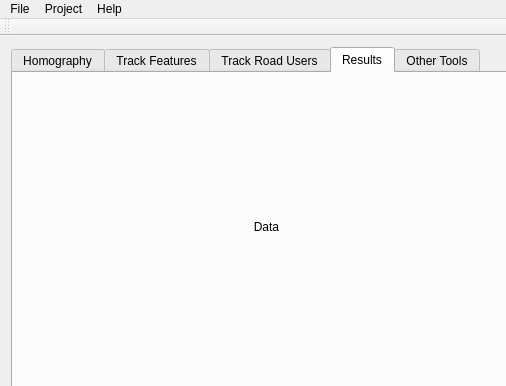
Old version of the form application/safety_main.ui in the repository santosfamilyfoundation/TrafficGUIs; both pictures show x 0 to 506 and y 0 to 386 of the 1024 by 705 pixel window.
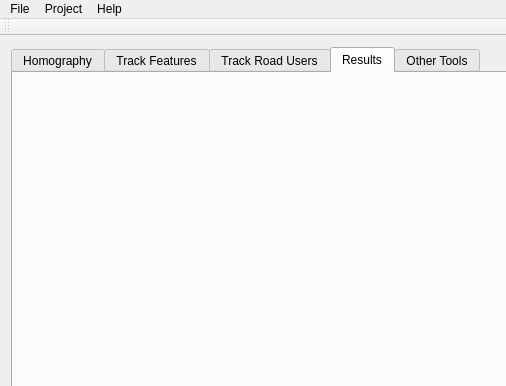
New version of the form. The open tabs and pages were chosen to show the change.

Commit message: Working towards QT-MatPlotLib integration.

What changed in the file:
```diff
--- a/application/safety_main.ui
+++ b/application/safety_main.ui
@@ -405,16 +405,6 @@
        <layout class="QVBoxLayout" name="verticalLayout_5">
         <item>
          <layout class="QGridLayout" name="results_grid">
-          <item row="0" column="0">
-           <widget class="QLabel" name="results_label0">
-            <property name="text">
-             <string>Data</string>
-            </property>
-            <property name="alignment">
-             <set>Qt::AlignCenter</set>
-            </property>
-           </widget>
-          </item>
           <item row="1" column="1">
            <widget class="QLabel" name="results_label2">
             <property name="text">
@@ -436,7 +426,16 @@
            </widget>
           </item>
           <item row="0" column="1">
-           <widget class="QWidget" name="results_plot_widget0" native="true"/>
+           <widget class="QWidget" name="results_plot_widget1" native="true">
+            <layout class="QVBoxLayout" name="verticalLayout_8">
+             <item>
+              <layout class="QVBoxLayout" name="results_plot_layout1"/>
+             </item>
+            </layout>
+           </widget>
+          </item>
+          <item row="0" column="0">
+           <layout class="QVBoxLayout" name="results_plot_layout2"/>
           </item>
          </layout>
         </item>
```
Left out of the diff: 6 changed lines with no effect on the pictures. The commit also changes 2 other files.
